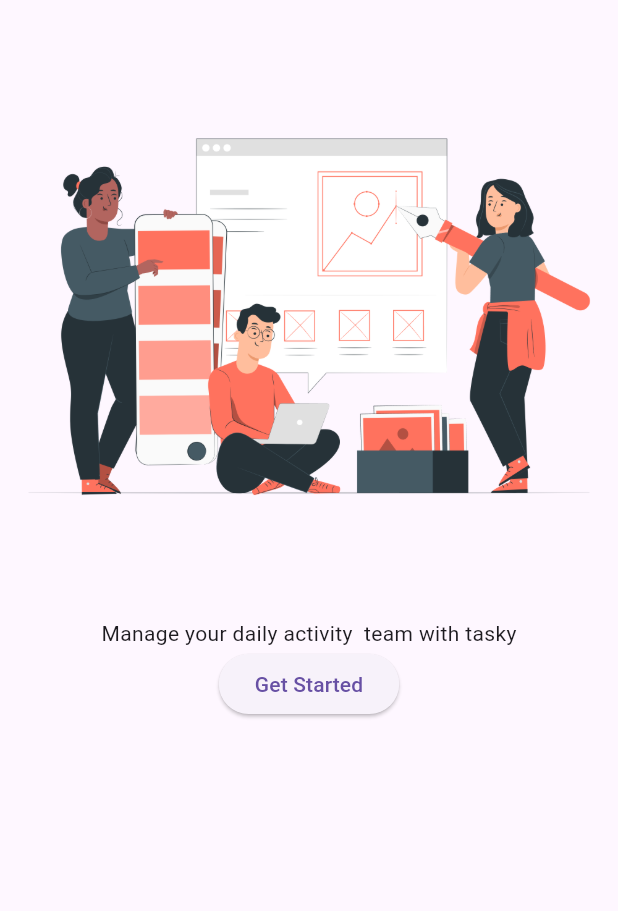
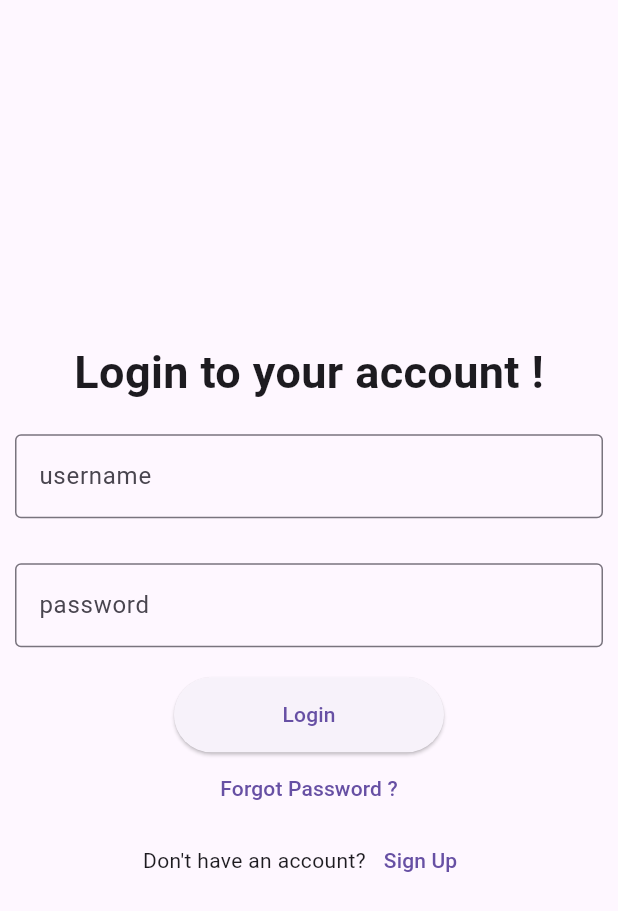
Before and after one commit to Nived-Manoj/Tasky-App, a Flutter app: the Onboarding screen opened directly, after a tap on "Get Started", on a phone screen of 412 x 824 dp. Shown: the top 911 px of the screen. Run offline on Flutter 3.47's test engine with Material 3 defaults, Android fonts, the phone set to English and light mode, and no system bars; our stand-ins replace lottie, percent_indicator.

Commit message:
intial commit

```diff
--- a/lib/view/login_screen.dart
+++ b/lib/view/login_screen.dart
@@ -1,10 +1,69 @@
 import 'package:flutter/material.dart';
+import 'package:mainproject_tasky/view/bottom_nav.dart';
+import 'package:mainproject_tasky/view/register_screen.dart';
 
-class Login extends StatelessWidget {
-  const Login({super.key});
+class LoginScreen extends StatelessWidget {
+  const LoginScreen({super.key});
 
   @override
   Widget build(BuildContext context) {
-    return Scaffold();
+    return Scaffold(
+      body: Column(
+        mainAxisAlignment: MainAxisAlignment.center,
+        children: [
+          Text(
+            "Login to your account !",
+            style: TextStyle(fontSize: 30, fontWeight: FontWeight.bold),
+          ),
+          SizedBox(height: 10),
+          Padding(
+            padding: const EdgeInsets.all(10.0),
+            child: TextField(
+              decoration: InputDecoration(
+                border: OutlineInputBorder(),
+                hintText: "username",
+              ),
+            ),
+          ),
+          SizedBox(height: 10),
+          Padding(
+            padding: const EdgeInsets.all(10.0),
+            child: TextField(
+              decoration: InputDecoration(
+                border: OutlineInputBorder(),
+                hintText: "password",
+              ),
+            ),
+          ),
+          SizedBox(height: 10),
+          ElevatedButton(
+              onPressed: () {
+                Navigator.push(
+                    context,
+                    MaterialPageRoute(
+                      builder: (context) => HomeScreen(),
+                    ));
+              },
+              style: ElevatedButton.styleFrom(fixedSize: Size(180, 50)),
+              child: Text("Login")),
+          TextButton(onPressed: () {}, child: Text("Forgot Password ?")),
+          Row(
+            mainAxisAlignment: MainAxisAlignment.center,
+            children: [
+              Text("Don't have an account?"),
+              TextButton(
+                  onPressed: () {
+                    Navigator.push(
+                        context,
+                        MaterialPageRoute(
+                          builder: (context) => RegScreen(),
+                        ));
+                  },
+                  child: Text("Sign Up")),
+            ],
+          )
+        ],
+      ),
+    );
   }
 }
--- a/lib/view/onboarding_screen.dart
+++ b/lib/view/onboarding_screen.dart
@@ -1,4 +1,5 @@
 import 'package:flutter/material.dart';
+import 'package:mainproject_tasky/view/login_screen.dart';
 
 class Onboarding extends StatelessWidget {
   const Onboarding({super.key});
@@ -10,7 +11,15 @@
         children: [
           Image.asset("assets/images/student1.png"),
           Text("Manage your daily activity  team with tasky"),
-          ElevatedButton(onPressed: () {}, child: Text("Get Started")),
+          ElevatedButton(
+              onPressed: () {
+                Navigator.push(
+                    context,
+                    MaterialPageRoute(
+                      builder: (context) => LoginScreen(),
+                    ));
+              },
+              child: Text("Get Started")),
         ],
       ),
     );
```
Also changed, not shown: lib/view/register_screen.dart (+60 -3 lines).
